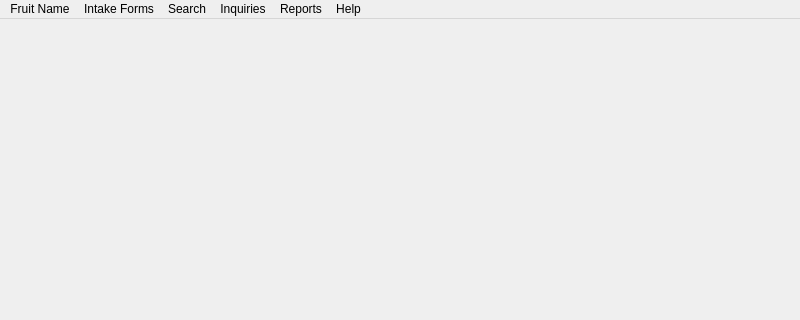
First picture: the form in drc/DRCClient.ui, repository lansdon/cpts483_drc, before the edit; both pictures show x 0 to 800 and y 0 to 320 of the 800 by 643 pixel window.
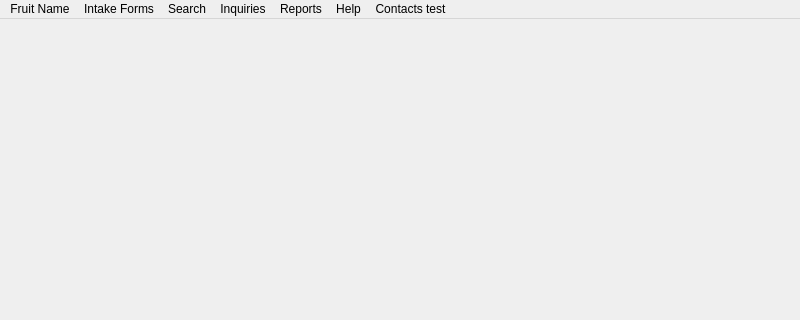
Second picture: the form after the edit.

Commit message: adding a contacts mockup

What changed in the file:
```diff
--- a/drc/DRCClient.ui
+++ b/drc/DRCClient.ui
@@ -105,12 +105,19 @@
     </property>
     <addaction name="actionNew_search_form"/>
    </widget>
+   <widget class="QMenu" name="menuContacts_test">
+    <property name="title">
+     <string>Contacts test</string>
+    </property>
+    <addaction name="actionOpen_contact_view"/>
+   </widget>
    <addaction name="menuFruit_Name"/>
    <addaction name="menuIntake_Forms"/>
    <addaction name="menuSearch"/>
    <addaction name="menuInquiries"/>
    <addaction name="menuReports"/>
    <addaction name="menuHelp"/>
+   <addaction name="menuContacts_test"/>
   </widget>
   <widget class="QStatusBar" name="statusBar"/>
   <action name="actionNew_Form">
```
Left out of the diff: 5 changed lines with no effect on the pictures. The commit also changes 12 other files.
